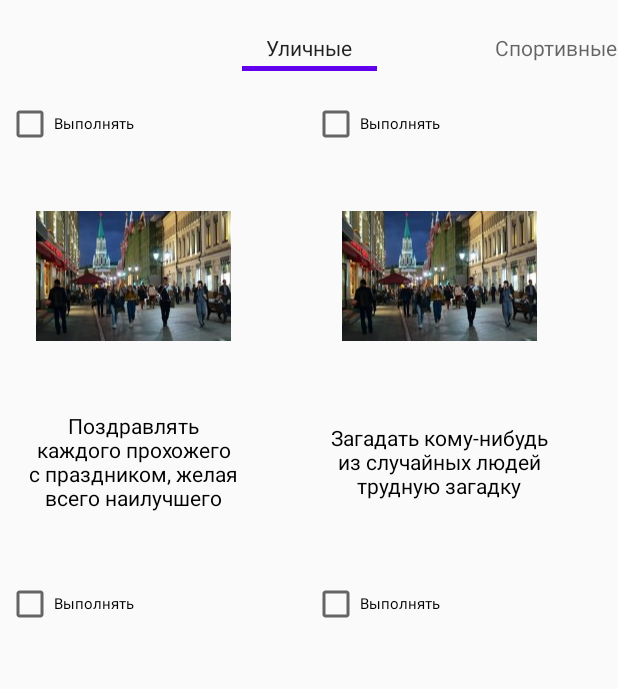
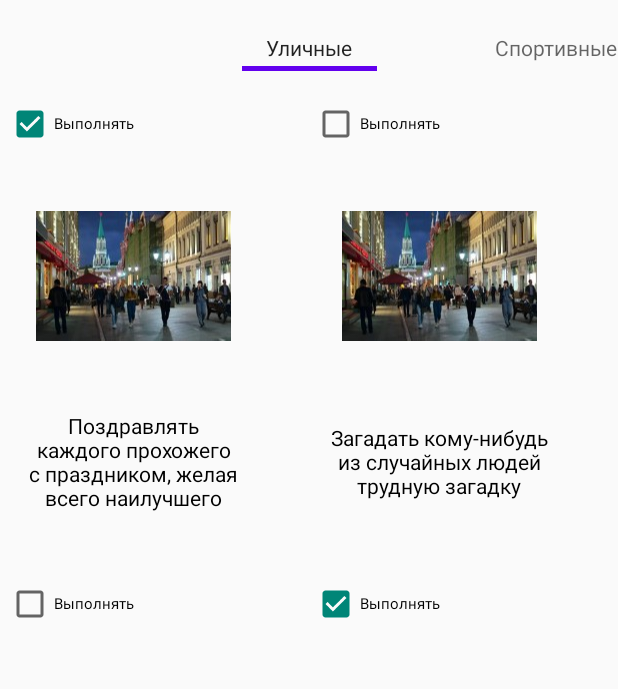
Before and after one commit to AndVl1/AA_Hackathon_App, an Android app: the FragmentCategory screen opened through its navigation route, on a phone screen of 412 x 824 dp. Shown: the part 125-814 px from the top of the screen. Run offline under Robolectric (Android 15) with nearby library versions, the light colour scheme and no system bars; our stand-ins replace Room's generated code.

Commit message:
remove bugs

```diff
--- a/app/src/main/java/ru/academy/hackathon/MainActivity.kt
+++ b/app/src/main/java/ru/academy/hackathon/MainActivity.kt
@@ -42,6 +42,10 @@
     override fun openGame() =
         navController.navigate(R.id.action_addUserFragment_to_gameFragment)
 
+    override fun backToMainFragmentWithAddUserFragment() {
+        navController.navigate(R.id.action_addUserFragment_to_mainFragment)
+    }
+
 
     override fun backTo() {
         navController.popBackStack()
--- a/app/src/main/java/ru/academy/hackathon/data/repository/RepositoryCategory.kt
+++ b/app/src/main/java/ru/academy/hackathon/data/repository/RepositoryCategory.kt
@@ -12,7 +12,7 @@
         fants.add(
             Fant(
                  1,1, "Поздравлять каждого прохожего с праздником, желая всего наилучшего",
-                R.drawable.street, 1, false
+                R.drawable.street, 1, true
             )
         )
         fants.add(
@@ -30,7 +30,7 @@
         fants.add(
             Fant(
                 4, 1, "Встать под деревом и поздравить людей с праздником по-президентски",
-                R.drawable.street, 1, false
+                R.drawable.street, 1, true
             )
         )
 
@@ -43,7 +43,7 @@
         fants.add(
             Fant(
                 6, 1, "Дарить бенгальские огни незнакомцам, обнимая каждого из них",
-                R.drawable.street, 1, false
+                R.drawable.street, 1, true
             )
         )
         fants.add(
@@ -62,13 +62,13 @@
         fants.add(
             Fant(
                 9, 1, "Угощать печеньем всех встречающихся малышей",
-                R.drawable.street, 1, false
+                R.drawable.street, 1, true
             )
         )
         fants.add(
             Fant(
                 10, 1, "Получить 10 комплиментов от 5 людей противоположного пола",
-                R.drawable.street, 1, false
+                R.drawable.street, 1, true
             )
         )
         fants.add(
@@ -93,7 +93,7 @@
         fants.add(
             Fant(
                 14, 1, "Притвориться иностранным гражданином и пытаться узнать дорогу к посольству у проходящих мимо людей",
-                R.drawable.street, 1, false
+                R.drawable.street, 1, true
             )
         )
         fants.add(
@@ -105,7 +105,7 @@
         fants.add(
             Fant(
                 16, 1, "Опросить прохожих, интересуясь их мечтами и планами на следующий год",
-                R.drawable.street, 1, false
+                R.drawable.street, 1, true
             )
         )
 
@@ -119,7 +119,7 @@
         fants.add(
             Fant(
                 18, 2, "Отжаться 15 раз",
-                R.drawable.push_up,1,false
+                R.drawable.push_up,1,true
             )
         )
         fants.add(
@@ -132,14 +132,14 @@
         fants.add(
             Fant(
                 20, 2, "Присесть 30 раз",
-                R.drawable.push_up, 1, false
+                R.drawable.push_up, 1, true
             )
         )
 
         fants.add(
             Fant(
                 21, 2, "Встать на руки",
-                R.drawable.push_up, 1, false
+                R.drawable.push_up, 1, true
             )
         )
 
@@ -174,7 +174,7 @@
         fants.add(
             Fant(
                 26, 2, "Изобразить празднование гола в хоккеи",
-                R.drawable.push_up, 1, false
+                R.drawable.push_up, 1, true
             )
         )
 
@@ -201,21 +201,21 @@
         fants.add(
             Fant(
                 30, 2, "Подпрыгнуть на одной ноге 50 раз",
-                R.drawable.push_up, 1, false
+                R.drawable.push_up, 1, true
             )
         )
 
         fants.add(
             Fant(
                 31, 3, "Рассказать стих",
-                R.drawable.children,1,false
+                R.drawable.children,1,true
             )
         )
 
         fants.add(
             Fant(
                 32, 3, "Спеть песню",
-                R.drawable.children, 1, false
+                R.drawable.children, 1, true
             )
         )
         fants.add(
@@ -227,7 +227,7 @@
         fants.add(
             Fant(
                 34, 3, "С завязанными глазами, не помогая себе руками, ртом взять кусочек фрукта с блюда и отгадать, что это",
-                R.drawable.children, 1, false
+                R.drawable.children, 1, true
             )
         )
         fants.add(
@@ -239,13 +239,13 @@
         fants.add(
             Fant(
                 36, 3, "Из бумаги как можно быстрее сложить какой-либо предмет",
-                R.drawable.children, 1, false
+                R.drawable.children, 1, true
             )
         )
         fants.add(
             Fant(
                 37, 3, "С завязанными глазами нарисовать домашнее животное",
-                R.drawable.children, 1, false
+                R.drawable.children, 1, true
             )
         )
         fants.add(
@@ -269,19 +269,19 @@
         fants.add(
             Fant(
                 41, 3, "Поменять обувь с левой ноги на правую, пройти в таком виде красивой походкой",
-                R.drawable.children, 1, false
+                R.drawable.children, 1, true
             )
         )
         fants.add(
             Fant(
                 42, 3, "Показать так персонажа мультфильма, чтобы все игроки угадали, кто это",
-                R.drawable.children, 1, false
+                R.drawable.children, 1, true
             )
         )
         fants.add(
             Fant(
                 43, 3, "Успеть выпить напиток из стакана за 15 секунд через трубочку",
-                R.drawable.children, 1, false
+                R.drawable.children, 1, true
             )
         )
         fants.add(
@@ -311,7 +311,7 @@
         fants.add(
             Fant(
                 48, 3, "Съесть кусочек лимона и не скривиться при этом.",
-                R.drawable.children, 1, false
+                R.drawable.children, 1, true
             )
         )
         fants.add(
@@ -330,7 +330,7 @@
         fants.add(
             Fant(
                 51, 4, "Выпить бокал шампанского без помощи рук",
-                R.drawable.alcoholic_beverages,1,false
+                R.drawable.alcoholic_beverages,1,true
             )
         )
         fants.add(
@@ -343,7 +343,7 @@
         fants.add(
             Fant(
                 53, 4, "Выпить «на брудершафт» с соседом",
-                R.drawable.alcoholic_beverages, 1, false
+                R.drawable.alcoholic_beverages, 1, true
             )
         )
         fants.add(
@@ -356,7 +356,7 @@
         fants.add(
             Fant(
                 55, 4, "Выпей рюмку с закрытыми глазами",
-                R.drawable.alcoholic_beverages, 1, false
+                R.drawable.alcoholic_beverages, 1, true
             )
         )
         fants.add(
@@ -368,7 +368,7 @@
         fants.add(
             Fant(
                 57, 4, "Выпей рюмку из рук соседа",
-                R.drawable.alcoholic_beverages, 1, false
+                R.drawable.alcoholic_beverages, 1, true
             )
         )
         fants.add(
@@ -381,7 +381,7 @@
         fants.add(
             Fant(
                 59, 4, "Сделай коктейль из всех напитков и выпей его",
-                R.drawable.alcoholic_beverages, 1, false
+                R.drawable.alcoholic_beverages, 1, true
             )
         )
         fants.add(
@@ -394,7 +394,7 @@
         fants.add(
             Fant(
                 61, 4, "Выпей, стоя в позе ласточки",
-                R.drawable.alcoholic_beverages, 1, false
+                R.drawable.alcoholic_beverages, 1, true
             )
         )
         fants.add(
@@ -407,7 +407,7 @@
         fants.add(
             Fant(
                 63, 4, "Разрекламировать выпиваемый напиток",
-                R.drawable.alcoholic_beverages, 1, false
+                R.drawable.alcoholic_beverages, 1, true
             )
         )
         fants.add(
@@ -420,20 +420,20 @@
         fants.add(
             Fant(
                 65, 4, "Сделай рюмку из яблока или мандарина и угости каждого присутствующего из нее.",
-                R.drawable.alcoholic_beverages, 1, false
+                R.drawable.alcoholic_beverages, 1, true
             )
         )
         fants.add(
             Fant(
                 66, 4, "Выйди в подъезд и выпей в нем с первым попавшимся",
-                R.drawable.alcoholic_beverages, 1, false
+                R.drawable.alcoholic_beverages, 1, true
             )
         )
 
         fants.add(
             Fant(
                 67, 4, "Выпей из туфельки соседки по столу",
-                R.drawable.alcoholic_beverages, 1, false
+                R.drawable.alcoholic_beverages, 1, true
             )
         )
         fants.add(
--- a/app/src/main/java/ru/academy/hackathon/ui/addusers/AddUserFragment.kt
+++ b/app/src/main/java/ru/academy/hackathon/ui/addusers/AddUserFragment.kt
@@ -23,7 +23,7 @@
 
 interface CallbacksAddUserFragment {
     fun openGame()
-    fun backTo()
+    fun backToMainFragmentWithAddUserFragment()
 }
 
 class AddUserFragment : Fragment() {
@@ -55,22 +55,22 @@
 
         binding.addUser.setOnClickListener {
             val userName = binding.enterUsername.text.toString()
-            if(userName.isNotBlank()){
+            if (userName.isNotBlank()) {
                 val user = User(name = binding.enterUsername.text.toString())
                 viewModel.addUser(user = user)
                 clearEditText()
-            }else{
-                showToast(text= getString(R.string.enter_username_toast_text))
+            } else {
+                showToast(text = getString(R.string.enter_username_toast_text))
             }
         }
 
         binding.backMainFragmentButton.setOnClickListener {
-            callback?.backTo()
+            callback?.backToMainFragmentWithAddUserFragment()
         }
 
         binding.nextFragmentGame.setOnClickListener {
             if (userAdapter.itemCount >= 2) {
-                callback?.openGame()
+                checkAllFants()
             } else {
                 showToast(text = getString(R.string.toast_text_small_users))
             }
@@ -90,7 +90,7 @@
         }
     }
 
-    private fun clearEditText(){
+    private fun clearEditText() {
         binding.enterUsername.setText("")
         binding.enterUsername.inputType = InputType.TYPE_NULL
     }
@@ -115,11 +115,21 @@
     }
 
     private fun updateAdapter(users: List<User>) {
-        Log.d("AAA", "AAAAAAA")
         userAdapter.bindUsers(users = users)
         userAdapter.notifyDataSetChanged()
     }
 
     private fun showToast(text: String) =
         Toast.makeText(requireContext(), text, Toast.LENGTH_LONG).show()
+
+    private fun checkAllFants() {
+        (requireActivity().application as FantsApp).myComponent.userRepository.getAllFant()
+            .observe(viewLifecycleOwner) {fants->
+                if(fants.isNotEmpty()){
+                    callback?.openGame()
+                }else{
+                    showToast(text=getString(R.string.small_fants_toast_text))
+                }
+            }
+    }
 }
--- a/app/src/main/java/ru/academy/hackathon/ui/main/fragmentCategory/FragmentCategory.kt
+++ b/app/src/main/java/ru/academy/hackathon/ui/main/fragmentCategory/FragmentCategory.kt
@@ -69,7 +69,7 @@
             if (users.size >= 2) {
                 callback?.openGameWithFragmentCategory()
             } else {
-                showToast(text = "Недостаточно игроков для игры")
+                showToast(text = getString(R.string.toast_text_small_users))
             }
         }
     }
--- a/app/src/main/java/ru/academy/hackathon/ui/score/ScoreFragments.kt
+++ b/app/src/main/java/ru/academy/hackathon/ui/score/ScoreFragments.kt
@@ -15,6 +15,7 @@
 import ru.academy.hackathon.data.models.User
 import ru.academy.hackathon.databinding.GameUsersBinding
 import ru.academy.hackathon.databinding.ScoreFragmentBinding
+import ru.academy.hackathon.ui.viewmodels.GameViewModel
 
 interface CallbacksScoreFragments {
     fun openMainFragmentWithScoreFragments()
@@ -79,6 +80,7 @@
 
     private fun updateUsers(){
         val repository = (requireActivity().application as FantsApp).myComponent.userRepository
+        GameViewModel.Index.currentIndexRound=1
         adapter.values.forEach { user->
             scope.launch {
                 repository.updateUser(user = user.apply {
--- a/app/src/main/res/navigation/main_graph.xml
+++ b/app/src/main/res/navigation/main_graph.xml
@@ -36,6 +36,9 @@
         <action
                 android:id="@+id/action_addUserFragment_to_gameFragment"
                 app:destination="@id/gameFragment" />
+        <action
+                android:id="@+id/action_addUserFragment_to_mainFragment"
+                app:destination="@id/mainFragment" />
     </fragment>
     <fragment
             android:id="@+id/rulesFragment"
--- a/app/src/main/res/values/strings.xml
+++ b/app/src/main/res/values/strings.xml
@@ -25,4 +25,6 @@
     <string name="restart_game_text">Заново</string>
     <string name="end_game_text">Закончить</string>
 
+    <string name="small_fants_toast_text">У вас не хватвет фантов</string>
+
 </resources>
```
